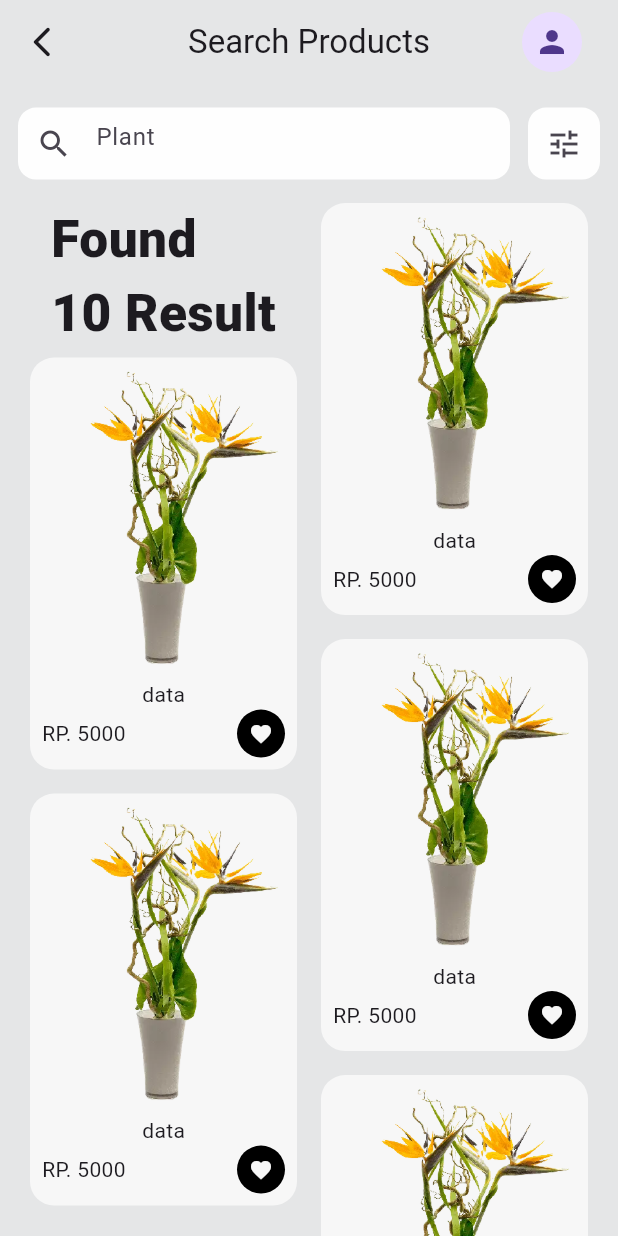
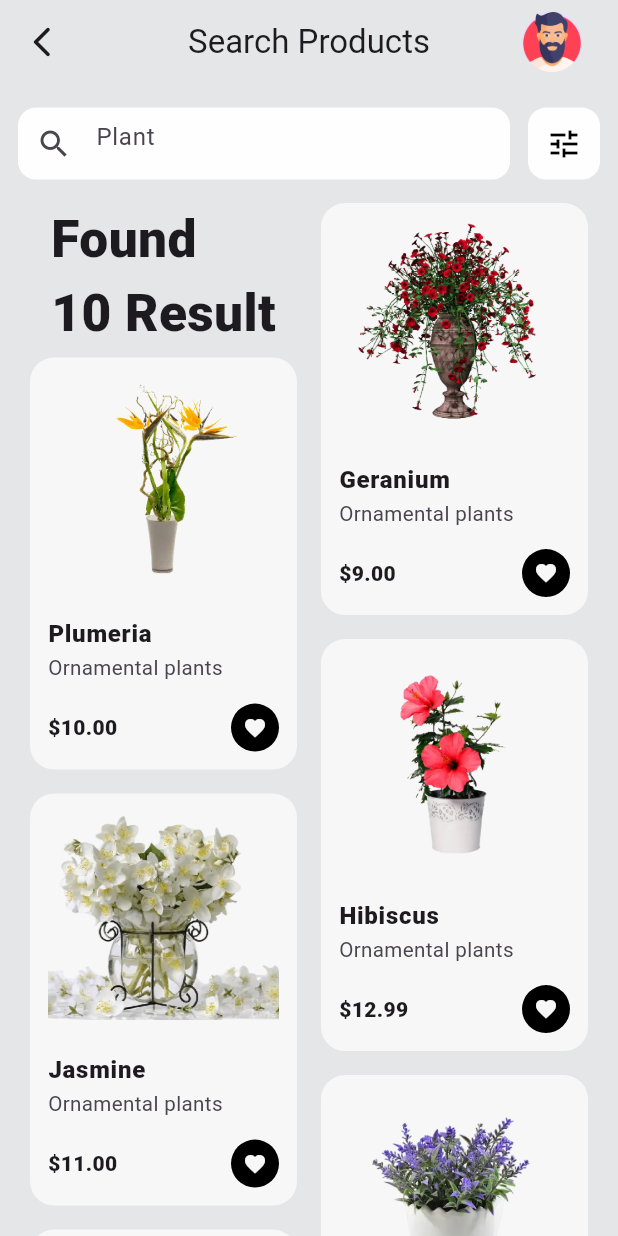
Before and after one commit to indratdev/plant_shop_app, a Flutter app: the HomeScreen screen opened directly, on a phone screen of 412 x 824 dp. Run offline on Flutter 3.47's test engine with Material 2 defaults, Android fonts, the light colour scheme and no system bars; our stand-ins replace smooth_page_indicator.

Commit message:
add some code to home screen

```diff
--- a/lib/controller/plant_controller.dart
+++ b/lib/controller/plant_controller.dart
@@ -9,90 +9,98 @@ class PlantController {
   final List<PlantModel> _listPlant = [
     PlantModel(
       id: 1,
-      name: "cambodia",
-      description: "",
-      amount: 0.0,
-      image: GlobalVariables.cambodia,
+      name: "Plumeria",
+      description: "Most species are deciduous shrubs or small trees",
+      type: "Ornamental plants",
+      amount: 10.0,
+      image: GlobalVariables.plumeria,
       isFavorite: false,
     ),
     PlantModel(
-      id: 1,
-      name: "geranium",
-      description: "",
-      amount: 0.0,
+      id: 2,
+      name: "Geranium",
+      description: "That are commonly known as geraniums or cranesbills.",
+      type: "Ornamental plants",
+      amount: 9.0,
       image: GlobalVariables.geranium,
       isFavorite: false,
     ),
     PlantModel(
-      id: 1,
-      name: "hibiscus",
-      description: "",
-      amount: 0.0,
+      id: 3,
+      name: "Hibiscus",
+      description:
+          "A genus of flowering plants in the mallow family, Malvaceae",
+      type: "Ornamental plants",
+      amount: 12.99,
       image: GlobalVariables.hibiscus,
       isFavorite: false,
     ),
     PlantModel(
-      id: 1,
-      name: "jasmine",
-      description: "",
-      amount: 0.0,
+      id: 4,
+      name: "Jasmine",
+      description:
+          "A genus of shrubs and vines in the olive family of Oleaceae",
+      type: "Ornamental plants",
+      amount: 11.0,
       image: GlobalVariables.jasmine,
       isFavorite: false,
     ),
     PlantModel(
-      id: 1,
-      name: "lavender",
-      description: "",
-      amount: 0.0,
+      id: 5,
+      name: "Lavender",
+      description:
+          "A genus of 47 known species of flowering plants in the mint family, Lamiaceae",
+      type: "Ornamental plants",
+      amount: 10.0,
       image: GlobalVariables.lavender,
       isFavorite: false,
     ),
     PlantModel(
-      id: 1,
-      name: "lily",
-      description: "",
-      amount: 0.0,
+      id: 6,
+      name: "Lily",
+      description:
+          "A genus of herbaceous flowering plants growing from bulbs, all with large prominent flowers",
+      type: "Ornamental plants",
+      amount: 9.5,
       image: GlobalVariables.lily,
       isFavorite: false,
     ),
     PlantModel(
-      id: 1,
-      name: "orcid",
-      description: "",
-      amount: 0.0,
+      id: 7,
+      name: "Orcid",
+      description: "Plants that belong to the family Orchidaceae",
+      type: "Ornamental plants",
+      amount: 13.0,
       image: GlobalVariables.orcid,
       isFavorite: false,
     ),
     PlantModel(
-      id: 1,
-      name: "rose",
-      description: "",
+      id: 8,
+      name: "Rose",
+      description: "Either a woody perennial flowering plant of the genus Rosa",
+      type: "Ornamental plants",
       amount: 0.0,
       image: GlobalVariables.rose,
       isFavorite: false,
     ),
     PlantModel(
-      id: 1,
-      name: "sun flower",
-      description: "",
-      amount: 0.0,
+      id: 9,
+      name: "Sun Flower",
+      description:
+          "A genus comprising about 70 species of annual and perennial flowering plants in the daisy family Asteraceae commonly known as sunflowers",
+      type: "Ornamental plants",
+      amount: 12.99,
       image: GlobalVariables.sunflower,
       isFavorite: false,
     ),
     PlantModel(
-      id: 1,
-      name: "tulip",
-      description: "",
-      amount: 0.0,
+      id: 10,
+      name: "Tulip",
+      description:
+          "A genus of spring-blooming perennial herbaceous bulbiferous geophytes (having bulbs as storage organs)",
+      type: "Ornamental plants",
+      amount: 12.50,
       image: GlobalVariables.tulip,
-      isFavorite: false,
-    ),
-    PlantModel(
-      id: 1,
-      name: "geranium",
-      description: "",
-      amount: 0.0,
-      image: GlobalVariables.cambodia,
       isFavorite: false,
     ),
   ];
--- a/lib/main.dart
+++ b/lib/main.dart
@@ -15,6 +15,7 @@ class MyApp extends StatelessWidget {
       theme: ThemeData(
         useMaterial3: true,
         textTheme: TextTheme(
+          bodySmall: TextStyle(fontSize: MediaQuery.sizeOf(context).width / 30),
           headlineMedium:
               TextStyle(fontSize: MediaQuery.sizeOf(context).width / 20),
           headlineLarge:
--- a/lib/model/plant_model.dart
+++ b/lib/model/plant_model.dart
@@ -1,6 +1,6 @@
 class PlantModel {
   int id;
-  String name, description;
+  String name, description, type;
   double amount;
   bool isFavorite;
   String image;
@@ -9,6 +9,7 @@ class PlantModel {
     required this.id,
     required this.name,
     this.description = "",
+    this.type = "",
     this.amount = 0.0,
     this.isFavorite = false,
     this.image = "",
--- a/lib/shared/global_variables.dart
+++ b/lib/shared/global_variables.dart
@@ -4,7 +4,7 @@ class GlobalVariables {
   static const int maxImageOnBoard = 4;
 
   // images
-  static const String cambodia = 'assets/images/cambodia.webp';
+  static const String plumeria = 'assets/images/plumeria.webp';
   static const String geranium = 'assets/images/geranium.webp';
   static const String hibiscus = 'assets/images/hibiscus.webp';
   static const String jasmine = 'assets/images/jasmine.webp';
@@ -14,9 +14,13 @@ class GlobalVariables {
   static const String rose = 'assets/images/rose.webp';
   static const String sunflower = 'assets/images/sunflower.webp';
   static const String tulip = 'assets/images/tulip.webp';
+  static const String avatar = 'assets/icons/avatar.png';
 
   //icons
   // static const Icon deleteIcon = Icon(Icons.delete_forever);
 
   static const Duration standartDurationAnimation = Duration(milliseconds: 700);
 }
+
+
+// <a href="https://www.flaticon.com/free-icons/user" title="user icons">User icons created by Freepik - Flaticon</a>
--- a/lib/shared/utils/colors/custom_colors.dart
+++ b/lib/shared/utils/colors/custom_colors.dart
@@ -11,6 +11,7 @@ class CustomColor {
   static const Color whiteV1Color = Color(0xFFF7F7F7);
   static const Color greyColor = Color(0xFFD5D5D6);
   static const Color greyV2Color = Color(0xFFE5E6E7);
+  static const Color redColor = Color(0xFFD80032);
 
 //     - Tailwind
 
--- /dev/null
+++ b/lib/shared/utils/currency/currency.dart
@@ -0,0 +1,9 @@
+import 'package:intl/intl.dart';
+
+class CustomCurrency {
+  String formatCurrencyToUS(double amount) {
+    final currencyFormatter =
+        NumberFormat.currency(locale: 'en_US', symbol: '\u0024');
+    return currencyFormatter.format(amount);
+  }
+}
--- a/lib/view/home/home_screen.dart
+++ b/lib/view/home/home_screen.dart
@@ -1,6 +1,10 @@
 import 'package:flutter/material.dart';
-import 'package:flutter_staggered_grid_view/flutter_staggered_grid_view.dart';
+import 'package:plant_shop_app/controller/plant_controller.dart';
+import 'package:plant_shop_app/shared/global_variables.dart';
 import 'package:plant_shop_app/shared/utils/colors/custom_colors.dart';
+import 'package:plant_shop_app/view/home/widgets/export.dart';
+
+import '../../model/plant_model.dart';
 
 class HomeScreen extends StatefulWidget {
   const HomeScreen({super.key});
@@ -10,6 +14,19 @@ class HomeScreen extends StatefulWidget {
 }
 
 class _HomeScreenState extends State<HomeScreen> {
+  final controller = PlantController();
+  List<PlantModel> listProduct = [];
+
+  List<PlantModel> loadProducts() {
+    return controller.listPlant;
+  }
+
+  @override
+  void initState() {
+    listProduct = loadProducts();
+    super.initState();
+  }
+
   @override
   Widget build(BuildContext context) {
     double sizeContainer = MediaQuery.sizeOf(context).height / 3;
@@ -21,221 +38,37 @@ class _HomeScreenState extends State<HomeScreen> {
         centerTitle: true,
         title: const Text("Search Products"),
         leading: IconButton(
-          onPressed: () {},
+          onPressed: () {
+            Navigator.pop(context);
+          },
           icon: const Icon(Icons.arrow_back_ios_new_rounded),
         ),
         actions: [
           Padding(
-            padding: EdgeInsets.only(right: 24),
-            child: CircleAvatar(
-              child: Icon(Icons.person),
-            ),
+            padding: const EdgeInsets.only(right: 24),
+            child: CircleAvatar(child: Image.asset(GlobalVariables.avatar)),
           )
         ],
       ),
       body: Padding(
-        padding: EdgeInsets.fromLTRB(12, 8, 12, 0),
+        padding: const EdgeInsets.fromLTRB(12, 8, 12, 0),
         child: Column(
           children: [
-            Container(
-              // color: Colors.amber,
+            SizedBox(
               height: MediaQuery.sizeOf(context).height / 13,
               child: Row(
                 children: [
-                  Expanded(
-                    child: Container(
-                      decoration: BoxDecoration(
-                        color: CustomColor.whiteV2Color,
-                        borderRadius: BorderRadius.circular(12),
-                      ),
-                      child: TextFormField(
-                        decoration: InputDecoration(
-                          border: InputBorder.none,
-                          prefixIcon: Icon(Icons.search),
-                          hintText: "Plant",
-                        ),
-                      ),
-                    ),
-                  ),
-                  Container(
-                    margin: EdgeInsets.only(left: 12),
-                    decoration: BoxDecoration(
-                      color: CustomColor.whiteV2Color,
-                      borderRadius: BorderRadius.circular(12),
-                    ),
-                    child: IconButton(
-                      onPressed: () {},
-                      icon: const Icon(Icons.tune),
-                    ),
-                  ),
-                  // ElevatedButton(
-                  //     onPressed: () {}, icon: Icon(Icons.tune), label: Text(""))
+                  SearchProductWidget(),
+                  FilterProductWidget(),
                 ],
               ),
             ),
             // MasonryGridView
-            Expanded(
-              child: MasonryGridView.builder(
-                itemCount: 5,
-                gridDelegate:
-                    const SliverSimpleGridDelegateWithFixedCrossAxisCount(
-                  crossAxisCount: 2,
-                ),
-                itemBuilder: (context, index) {
-                  return Padding(
-                    padding: EdgeInsets.all(8),
-                    child: (index == 0)
-                        ? Column(
-                            children: [
-                              SizedBox(
-                                height: MediaQuery.sizeOf(context).height / 8,
-                                child: Text(
-                                  "Found \n10 Result",
-                                  style: TextStyle(
-                                    fontWeight: FontWeight.w800,
-                                    fontSize: Theme.of(context)
-                                        .textTheme
-                                        .headlineLarge
-                                        ?.fontSize,
-                                  ),
-                                ),
-                              ),
-                              ProductWidget(sizeContainer: sizeContainer),
-                            ],
-                          )
-                        : ProductWidget(sizeContainer: sizeContainer),
-                  );
-                },
-              ),
-            ),
+            ListProductWidget(
+                listProduct: listProduct, sizeContainer: sizeContainer),
           ],
         ),
       ),
     );
   }
 }
-
-class ProductWidget extends StatelessWidget {
-  const ProductWidget({
-    super.key,
-    required this.sizeContainer,
-  });
-
-  final double sizeContainer;
-
-  @override
-  Widget build(BuildContext context) {
-    return Container(
-      decoration: BoxDecoration(
-        color: CustomColor.whiteV1Color,
-        borderRadius: BorderRadius.circular(16),
-      ),
-      height: sizeContainer,
-      child: Padding(
-        padding: const EdgeInsets.only(left: 8, right: 8, bottom: 8),
-        child: Column(
-          children: [
-            Expanded(
-              child: Image.asset(
-                'assets/images/cambodia.webp',
-                fit: BoxFit.cover,
-              ),
-            ),
-            Text("data"),
-            Row(
-              mainAxisAlignment: MainAxisAlignment.spaceBetween,
-              children: [
-                Text("RP. 5000"),
-                CircleAvatar(
-                  radius: 16,
-                  backgroundColor: Colors.black,
-                  child: IconButton(
-                    onPressed: () {},
-                    icon: Icon(
-                      size: 16,
-                      Icons.favorite,
-                      color: CustomColor.whiteV1Color,
-                    ),
-                  ),
-                ),
-              ],
-            ),
-          ],
-        ),
-      ),
-    );
-  }
-}
-
-class Tile extends StatelessWidget {
-  const Tile({
-    Key? key,
-    required this.index,
-    this.extent,
-    this.backgroundColor,
-    this.bottomSpace,
-  }) : super(key: key);
-
-  final int index;
-  final double? extent;
-  final double? bottomSpace;
-  final Color? backgroundColor;
-
-  @override
-  Widget build(BuildContext context) {
-    final child = Container(
-      margin: EdgeInsets.only(bottom: 50),
-      color: backgroundColor ?? Colors.amber,
-      height: extent,
-      // height: 350,
-      child: Center(
-        child: CircleAvatar(
-          minRadius: 20,
-          maxRadius: 20,
-          backgroundColor: Colors.white,
-          foregroundColor: Colors.black,
-          child: Text('$index', style: const TextStyle(fontSize: 20)),
-        ),
-      ),
-    );
-
-    final childTitle = Column(
-      children: [
-        Container(
-          child: Text("Dataaaaa"),
-          height: 200,
-        ),
-        Container(
-          // margin: EdgeInsets.only(bottom: 10),
-          color: backgroundColor ?? Colors.amber,
-          // height: extent,
-          // height: 350,
-          child: Center(
-            child: CircleAvatar(
-              minRadius: 20,
-              maxRadius: 20,
-              backgroundColor: Colors.white,
-              foregroundColor: Colors.black,
-              child: Text('$index', style: const TextStyle(fontSize: 20)),
-            ),
-          ),
-        ),
-      ],
-    );
-
-    if (bottomSpace == null) {
-      return child;
-    }
-
-    return Column(
-      children: [
-        // Expanded(child: (index == 0) ? childTitle : child),
-        Expanded(child: child),
-        Container(
-          height: bottomSpace,
-          color: Colors.green,
-        )
-      ],
-    );
-  }
-}
--- /dev/null
+++ b/lib/view/home/widgets/export.dart
@@ -0,0 +1,5 @@
+export 'package:plant_shop_app/view/home/widgets/filter_product_widget.dart';
+export 'package:plant_shop_app/view/home/widgets/list_product_widget.dart';
+export 'package:plant_shop_app/view/home/widgets/search_product_widget.dart';
+export 'package:plant_shop_app/view/home/widgets/product_widget.dart';
+export 'package:plant_shop_app/view/home/widgets/product_favorite_widget.dart';
--- /dev/null
+++ b/lib/view/home/widgets/filter_product_widget.dart
@@ -0,0 +1,27 @@
+import 'package:flutter/material.dart';
+
+import '../../../shared/utils/colors/custom_colors.dart';
+
+class FilterProductWidget extends StatelessWidget {
+  const FilterProductWidget({
+    super.key,
+  });
+
+  @override
+  Widget build(BuildContext context) {
+    return Container(
+      margin: const EdgeInsets.only(left: 12),
+      decoration: BoxDecoration(
+        color: CustomColor.whiteV2Color,
+        borderRadius: BorderRadius.circular(12),
+      ),
+      child: IconButton(
+        onPressed: () {},
+        icon: const Icon(
+          Icons.tune,
+          color: Colors.black,
+        ),
+      ),
+    );
+  }
+}
--- /dev/null
+++ b/lib/view/home/widgets/list_product_widget.dart
@@ -0,0 +1,60 @@
+import 'package:flutter/material.dart';
+import 'package:flutter_staggered_grid_view/flutter_staggered_grid_view.dart';
+import 'package:plant_shop_app/view/home/widgets/export.dart';
+
+import '../../../model/plant_model.dart';
+
+class ListProductWidget extends StatelessWidget {
+  const ListProductWidget({
+    super.key,
+    required this.listProduct,
+    required this.sizeContainer,
+  });
+
+  final List<PlantModel> listProduct;
+  final double sizeContainer;
+
+  @override
+  Widget build(BuildContext context) {
+    return Expanded(
+      child: MasonryGridView.builder(
+        itemCount: listProduct.length,
+        gridDelegate: const SliverSimpleGridDelegateWithFixedCrossAxisCount(
+          crossAxisCount: 2,
+        ),
+        itemBuilder: (context, index) {
+          final product = listProduct[index];
+          return Padding(
+            padding: const EdgeInsets.all(8),
+            child: (index == 0)
+                ? Column(
+                    children: [
+                      SizedBox(
+                        height: MediaQuery.sizeOf(context).height / 8,
+                        child: Text(
+                          "Found \n10 Result",
+                          style: TextStyle(
+                            fontWeight: FontWeight.w800,
+                            fontSize: Theme.of(context)
+                                .textTheme
+                                .headlineLarge
+                                ?.fontSize,
+                          ),
+                        ),
+                      ),
+                      ProductWidget(
+                        product: product,
+                        sizeContainer: sizeContainer,
+                      ),
+                    ],
+                  )
+                : ProductWidget(
+                    product: product,
+                    sizeContainer: sizeContainer,
+                  ),
+          );
+        },
+      ),
+    );
+  }
+}
--- /dev/null
+++ b/lib/view/home/widgets/product_favorite_widget.dart
@@ -0,0 +1,39 @@
+import 'package:flutter/material.dart';
+
+import '../../../model/plant_model.dart';
+import '../../../shared/utils/colors/custom_colors.dart';
+
+class ProductFavoriteWidget extends StatefulWidget {
+  const ProductFavoriteWidget({
+    super.key,
+    required this.product,
+  });
+
+  final PlantModel product;
+
+  @override
+  State<ProductFavoriteWidget> createState() => _ProductFavoriteWidgetState();
+}
+
+class _ProductFavoriteWidgetState extends State<ProductFavoriteWidget> {
+  @override
+  Widget build(BuildContext context) {
+    return CircleAvatar(
+      radius: 16,
+      backgroundColor: Colors.black,
+      child: IconButton(
+        onPressed: () {
+          widget.product.isFavorite = !widget.product.isFavorite;
+          setState(() {});
+        },
+        icon: Icon(
+          size: 16,
+          Icons.favorite,
+          color: (widget.product.isFavorite)
+              ? CustomColor.redColor
+              : CustomColor.whiteV1Color,
+        ),
+      ),
+    );
+  }
+}
--- /dev/null
+++ b/lib/view/home/widgets/product_widget.dart
@@ -0,0 +1,74 @@
+import 'package:flutter/material.dart';
+import 'package:plant_shop_app/shared/utils/currency/currency.dart';
+import 'package:plant_shop_app/view/home/widgets/export.dart';
+
+import '../../../model/plant_model.dart';
+import '../../../shared/utils/colors/custom_colors.dart';
+
+class ProductWidget extends StatelessWidget {
+  const ProductWidget({
+    super.key,
+    required this.sizeContainer,
+    required this.product,
+  });
+
+  final double sizeContainer;
+  final PlantModel product;
+
+  @override
+  Widget build(BuildContext context) {
+    return Container(
+      decoration: BoxDecoration(
+        color: CustomColor.whiteV1Color,
+        borderRadius: BorderRadius.circular(16),
+      ),
+      height: sizeContainer,
+      child: Padding(
+        padding: const EdgeInsets.all(12),
+        child: Column(
+          children: [
+            Expanded(
+              child: Image.asset(
+                product.image,
+                fit: BoxFit.cover,
+              ),
+            ),
+            Container(
+              margin: const EdgeInsets.only(top: 8),
+              alignment: Alignment.centerLeft,
+              child: ListTile(
+                contentPadding: const EdgeInsets.all(0),
+                title: Text(
+                  product.name,
+                  style: const TextStyle(
+                    fontWeight: FontWeight.w800,
+                  ),
+                ),
+                subtitle: Text(
+                  product.type,
+                  maxLines: 1,
+                  overflow: TextOverflow.ellipsis,
+                  style: TextStyle(
+                    fontSize: Theme.of(context).textTheme.bodySmall?.fontSize,
+                  ),
+                ),
+              ),
+            ),
+            Row(
+              mainAxisAlignment: MainAxisAlignment.spaceBetween,
+              children: [
+                Text(
+                  CustomCurrency().formatCurrencyToUS(product.amount),
+                  style: const TextStyle(
+                    fontWeight: FontWeight.w800,
+                  ),
+                ),
+                ProductFavoriteWidget(product: product),
+              ],
+            ),
+          ],
+        ),
+      ),
+    );
+  }
+}
--- /dev/null
+++ b/lib/view/home/widgets/search_product_widget.dart
@@ -0,0 +1,28 @@
+import 'package:flutter/material.dart';
+
+import '../../../shared/utils/colors/custom_colors.dart';
+
+class SearchProductWidget extends StatelessWidget {
+  const SearchProductWidget({
+    super.key,
+  });
+
+  @override
+  Widget build(BuildContext context) {
+    return Expanded(
+      child: Container(
+        decoration: BoxDecoration(
+          color: CustomColor.whiteV2Color,
+          borderRadius: BorderRadius.circular(12),
+        ),
+        child: TextFormField(
+          decoration: const InputDecoration(
+            border: InputBorder.none,
+            prefixIcon: Icon(Icons.search),
+            hintText: "Plant",
+          ),
+        ),
+      ),
+    );
+  }
+}
--- a/pubspec.yaml
+++ b/pubspec.yaml
@@ -32,6 +32,7 @@ dependencies:
   flutter:
     sdk: flutter
   flutter_staggered_grid_view: ^0.7.0
+  intl: ^0.18.1
   smooth_page_indicator: ^1.1.0
 
 dev_dependencies:
@@ -51,6 +52,7 @@ flutter:
   # To add assets to your application, add an assets section, like this:
   assets:
     - assets/images/
+    - assets/icons/
   #   - images/a_dot_ham.jpeg
   # An image asset can refer to one or more resolution-specific "variants", see
   # https://flutter.dev/assets-and-images/#resolution-aware
```
Also changed, not shown: assets/icons/avatar.png (added), assets/images/plant_01.png (deleted), assets/images/plant_02.png (deleted), assets/images/plant_03.png (deleted), assets/images/plant_04.png (deleted), assets/images/plumeria.webp (renamed from assets/images/cambodia.webp), pubspec.lock.
